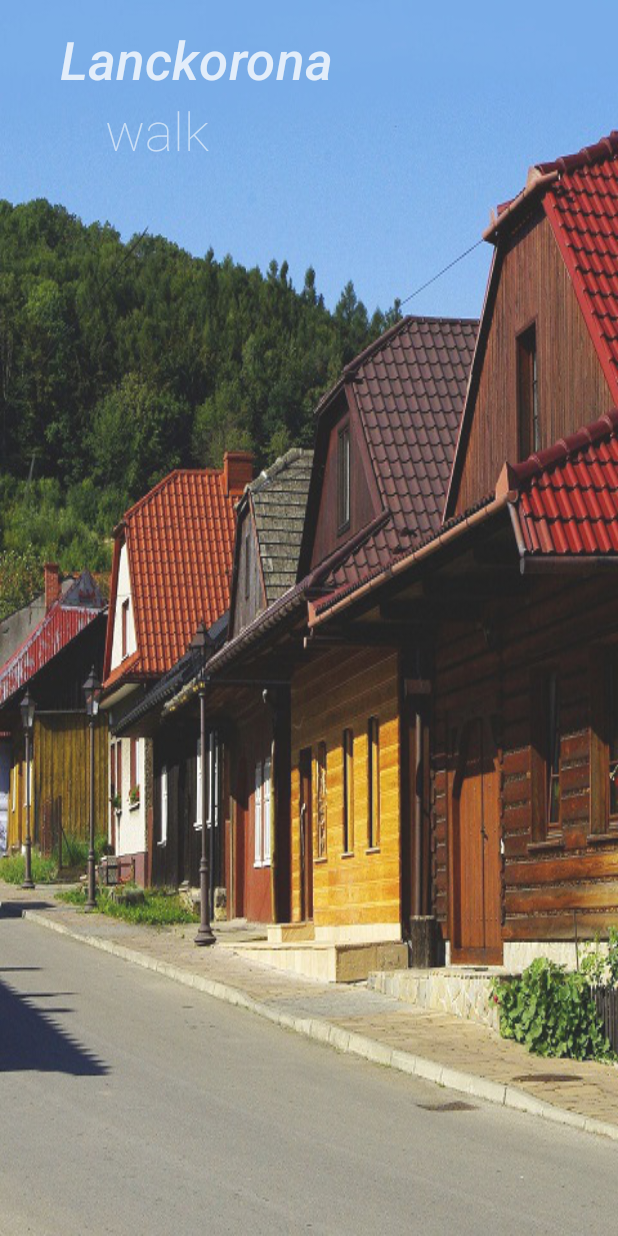
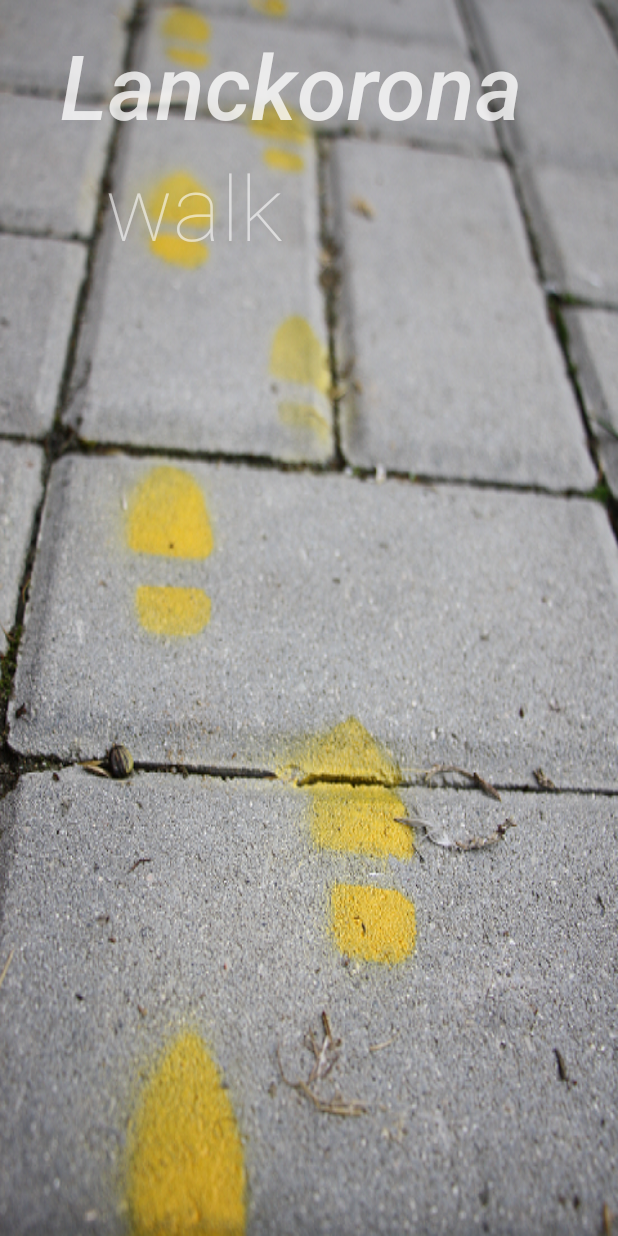
Before and after one commit to AndrzejRyl/SpacerPoLanckoronie, an Android app: the SplashScreen screen opened directly, with no data from a screen before it, on a phone screen of 412 x 824 dp. Run offline under Robolectric (Android 15) with nearby library versions, the light colour scheme and no system bars.

Commit message:
Change splash screen graphic

```diff
--- a/Application/SpacerPoLanckoronie/app/src/main/res/values-small/dimens.xml
+++ b/Application/SpacerPoLanckoronie/app/src/main/res/values-small/dimens.xml
@@ -1,6 +1,6 @@
 <?xml version="1.0" encoding="utf-8"?>
 <resources>
-    <dimen name="splash_screen_title">25sp</dimen>
+    <dimen name="splash_screen_title">35sp</dimen>
     <dimen name="toolbar_title">15sp</dimen>
     <dimen name="menu_item_height">40dp</dimen>
     <dimen name="title">18sp</dimen>
--- a/Application/SpacerPoLanckoronie/app/src/main/res/values/dimens.xml
+++ b/Application/SpacerPoLanckoronie/app/src/main/res/values/dimens.xml
@@ -4,7 +4,7 @@
     <dimen name="activity_vertical_margin">16dp</dimen>
     <dimen name="title_first_line_margin">40dp</dimen>
     <dimen name="title_second_line_margin">70dp</dimen>
-    <dimen name="splash_screen_title">35sp</dimen>
+    <dimen name="splash_screen_title">60sp</dimen>
     <dimen name="menu_item">25sp</dimen>
     <dimen name="toolbar_title">25sp</dimen>
     <dimen name="menu_item_height">60dp</dimen>
```
Also changed, not shown: Application/SpacerPoLanckoronie/app/src/main/res/drawable-hdpi/loading.jpg (deleted), Application/SpacerPoLanckoronie/app/src/main/res/drawable-hdpi/loading.png (added), Application/SpacerPoLanckoronie/app/src/main/res/drawable-mdpi/loading.jpg (deleted), Application/SpacerPoLanckoronie/app/src/main/res/drawable-mdpi/loading.png (added), Application/SpacerPoLanckoronie/app/src/main/res/drawable-xhdpi/loading.jpg (deleted), Application/SpacerPoLanckoronie/app/src/main/res/drawable-xhdpi/loading.png (added), Application/SpacerPoLanckoronie/app/src/main/res/drawable-xxhdpi/loading.jpg (deleted), 3 other files.
